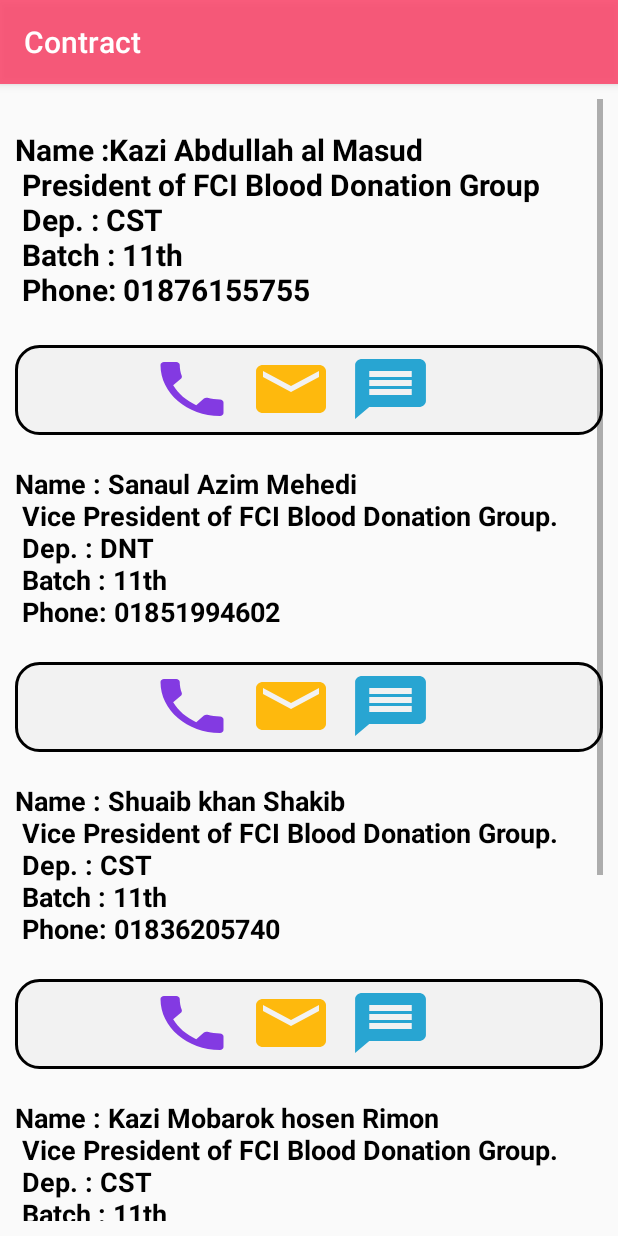
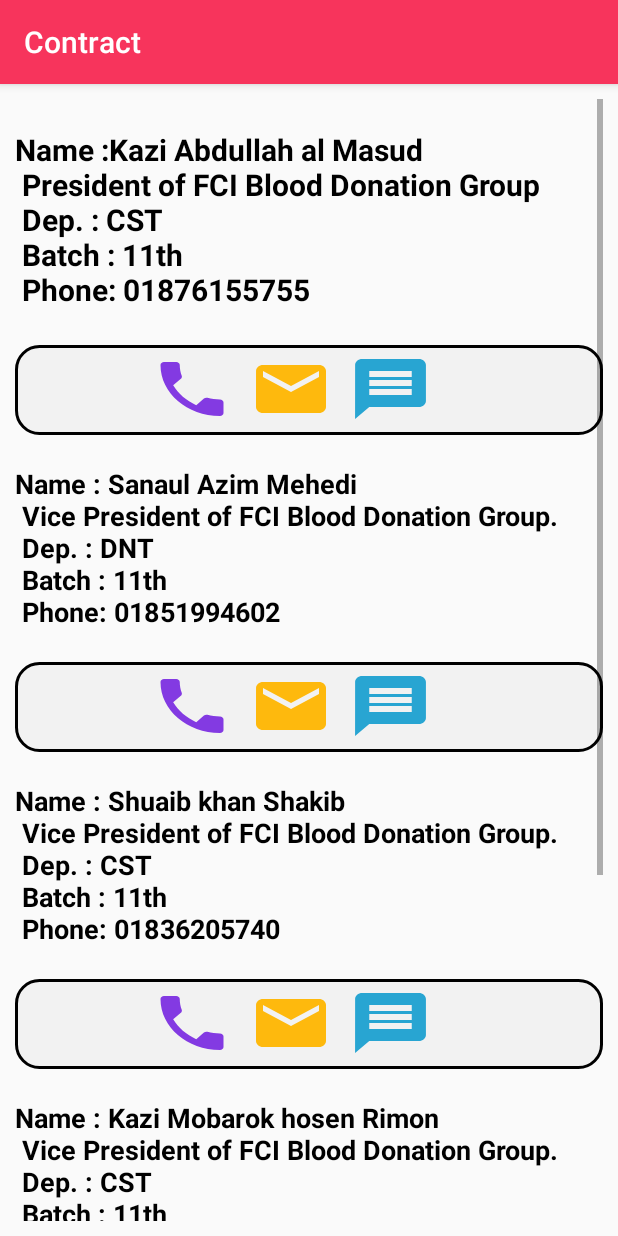
Before and after one commit to abdullahJubayer/FCI-Blood-Bank, an Android app: the Contract screen opened directly, with no data from a screen before it, on a phone screen of 412 x 824 dp. Run offline under Robolectric (Android 15) with nearby library versions, the phone set to English and light mode, and no system bars.

Commit message:
color cod problm

```diff
--- a/app/src/main/res/values/colors.xml
+++ b/app/src/main/res/values/colors.xml
@@ -1,6 +1,6 @@
 <?xml version="1.0" encoding="utf-8"?>
 <resources>
-    <color name="colorPrimary">#dcfc466b</color>
+    <color name="colorPrimary">#F7345C</color>
     <color name="colorPrimaryDark">#AA1735</color>
     <color name="colorAccent">#833ae2</color>
     <color name="white">#f7f1f3</color>
```
